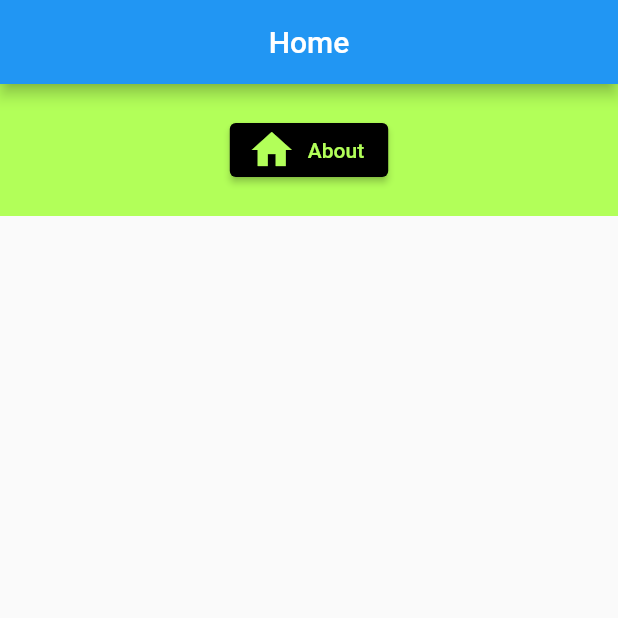
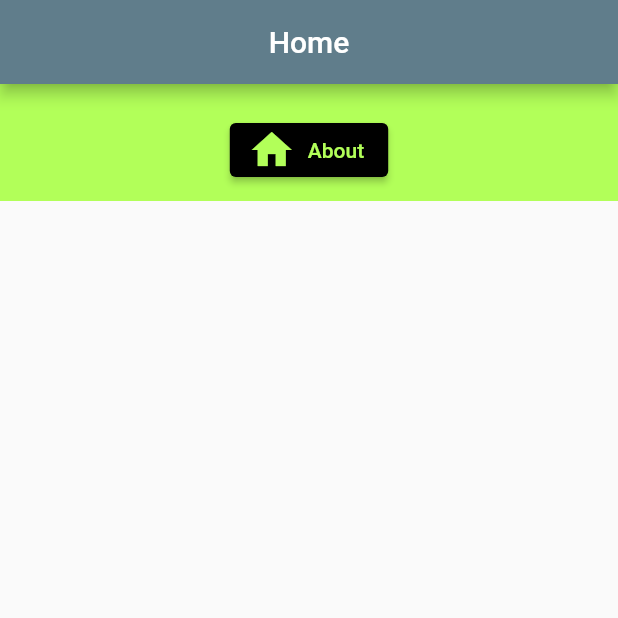
Before and after one commit to sk8mate/sk8, a Flutter app: the screen it shows after launch, on a phone screen of 412 x 824 dp, the top half of it. Run offline on Flutter 3.47's test engine with Material 2 defaults, Android fonts, the phone set to English and light mode, and no system bars; our stand-ins replace beamer.

Commit message:
changed after code review

```diff
--- a/frontside/lib/main.dart
+++ b/frontside/lib/main.dart
@@ -1,6 +1,7 @@
 import 'package:beamer/beamer.dart';
 import 'package:flutter/material.dart';
-import 'package:frontside/routers/routers.dart';
+import 'package:frontside/routers.dart';
+import 'package:frontside/theme.dart';
 void main() {
   Beamer.setPathUrlStrategy();
   runApp(Sk8());
@@ -12,6 +13,8 @@ class Sk8 extends StatelessWidget {
   @override
   Widget build(BuildContext context) {
     return MaterialApp.router(
+      title: 'sk8',
+      theme: defaultTheme,
       routeInformationParser: BeamerParser(),
       routerDelegate: RouteManager.routerDelegate,
       backButtonDispatcher:
--- /dev/null
+++ b/frontside/lib/routers.dart
@@ -0,0 +1,32 @@
+import 'package:beamer/beamer.dart';
+import 'package:flutter/cupertino.dart';
+import 'package:frontside/views/about/about.dart';
+import 'package:frontside/views/home/home.dart';
+
+
+
+class RouteManager{
+  static const String home = "/";
+  static const String about = "/about";
+
+  static final routerDelegate = BeamerDelegate(
+    locationBuilder: SimpleLocationBuilder(
+        routes: {
+
+          home: (context, state) =>  BeamPage(
+            key: ValueKey('home'),
+            title: 'Home',
+            child: Home(),
+          ),
+          about: (context, state) => BeamPage(
+              key: ValueKey('about'),
+              title: 'About',
+              child: About(),
+          ),
+
+    }
+
+    ),
+  );
+
+}
--- a/frontside/lib/routers/routers.dart
+++ /dev/null
@@ -1,22 +0,0 @@
-import 'package:beamer/beamer.dart';
-import 'package:frontside/views/about/about.dart';
-import 'package:frontside/views/home/home.dart';
-
-
-
-class RouteManager{
-  static const String homeRoute = "/";
-  static const String aboutRoute = "/about";
-
-  static final routerDelegate = BeamerDelegate(
-    locationBuilder: SimpleLocationBuilder(
-        routes: {
-
-          homeRoute: (context, state) => Home(),
-          aboutRoute: (context, state) => About(),
-        }
-
-    ),
-  );
-
-}
--- a/frontside/lib/views/home/home.dart
+++ b/frontside/lib/views/home/home.dart
@@ -1,5 +1,5 @@
 import 'package:flutter/material.dart';
-import 'package:frontside/routers/routers.dart';
+import 'package:frontside/routers.dart';
 import 'package:beamer/beamer.dart';
 
 class Home extends StatelessWidget {
@@ -25,15 +25,15 @@ class Home extends StatelessWidget {
                 SizedBox(height: 10),
                 ElevatedButton.icon(
                   icon: Icon(Icons.home, size:32),
-                  onPressed: (){ context.beamToNamed(RouteManager.aboutRoute); },
+                  onPressed: (){ context.beamToNamed(RouteManager.about); },
                   style: ElevatedButton.styleFrom(
                     primary: Colors.black,
                     onPrimary: Colors.lightGreenAccent,
 
                   ),
                   label: Text("About"),
-               ),
-                SizedBox(height: 10),
+
+                ),
               ],
             )
           )
```
